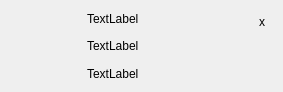
First picture: the form in src/notification.ui, repository lxqt/lxqt-notificationd, before the edit.
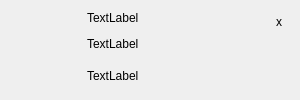
Second picture: the form after the edit.

Commit message: notification widget expands as required

Diff of the .ui file:
```diff
--- a/src/notification.ui
+++ b/src/notification.ui
@@ -6,12 +6,12 @@
    <rect>
     <x>0</x>
     <y>0</y>
-    <width>283</width>
-    <height>92</height>
+    <width>300</width>
+    <height>100</height>
    </rect>
   </property>
   <property name="sizePolicy">
-   <sizepolicy hsizetype="Fixed" vsizetype="Preferred">
+   <sizepolicy hsizetype="Fixed" vsizetype="Expanding">
     <horstretch>0</horstretch>
     <verstretch>0</verstretch>
    </sizepolicy>
@@ -68,12 +68,6 @@
       <layout class="QVBoxLayout" name="actionsLayout">
        <item>
         <widget class="QLabel" name="appLabel">
-         <property name="sizePolicy">
-          <sizepolicy hsizetype="MinimumExpanding" vsizetype="MinimumExpanding">
-           <horstretch>0</horstretch>
-           <verstretch>0</verstretch>
-          </sizepolicy>
-         </property>
          <property name="text">
           <string>TextLabel</string>
          </property>
@@ -84,12 +78,6 @@
        </item>
        <item>
         <widget class="QLabel" name="summaryLabel">
-         <property name="sizePolicy">
-          <sizepolicy hsizetype="MinimumExpanding" vsizetype="MinimumExpanding">
-           <horstretch>0</horstretch>
-           <verstretch>0</verstretch>
-          </sizepolicy>
-         </property>
          <property name="text">
           <string>TextLabel</string>
          </property>
@@ -101,7 +89,7 @@
        <item>
         <widget class="QLabel" name="bodyLabel">
          <property name="sizePolicy">
-          <sizepolicy hsizetype="MinimumExpanding" vsizetype="MinimumExpanding">
+          <sizepolicy hsizetype="MinimumExpanding" vsizetype="Expanding">
            <horstretch>0</horstretch>
            <verstretch>0</verstretch>
           </sizepolicy>
```
The commit also changes 3 other files.
